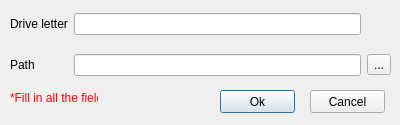
Before: the Qt Designer form ved/UserPrograms/GUI no connect/mount.ui in dumitory-dev/VED, drawn with Qt 5.
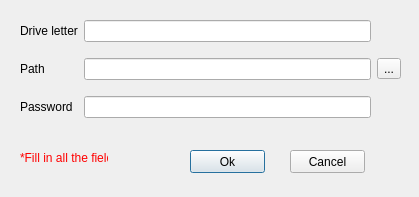
After: the same form once the commit is applied.

Diff of the .ui file:
```diff
--- a/ved/UserPrograms/GUI no connect/mount.ui
+++ b/ved/UserPrograms/GUI no connect/mount.ui
@@ -6,8 +6,8 @@
    <rect>
     <x>0</x>
     <y>0</y>
-    <width>400</width>
-    <height>125</height>
+    <width>419</width>
+    <height>197</height>
    </rect>
   </property>
   <property name="windowTitle">
@@ -16,30 +16,13 @@
   <widget class="QWidget" name="gridLayoutWidget">
    <property name="geometry">
     <rect>
-     <x>10</x>
-     <y>0</y>
+     <x>20</x>
+     <y>10</y>
      <width>381</width>
-     <height>91</height>
+     <height>121</height>
     </rect>
    </property>
    <layout class="QGridLayout" name="gridLayout">
-    <item row="1" column="0">
-     <widget class="QLabel" name="label_2">
-      <property name="text">
-       <string>Path</string>
-      </property>
-     </widget>
-    </item>
-    <item row="0" column="1">
-     <widget class="QLineEdit" name="FileName">
-      <property name="maxLength">
-       <number>1</number>
-      </property>
-     </widget>
-    </item>
-    <item row="1" column="1">
-     <widget class="QLineEdit" name="File"/>
-    </item>
     <item row="0" column="0">
      <widget class="QLabel" name="label_7">
       <property name="text">
@@ -47,6 +30,13 @@
       </property>
      </widget>
     </item>
+    <item row="0" column="1">
+     <widget class="QLineEdit" name="Letter">
+      <property name="maxLength">
+       <number>1</number>
+      </property>
+     </widget>
+    </item>
     <item row="1" column="2">
      <widget class="QToolButton" name="PathButton">
       <property name="text">
@@ -54,6 +44,26 @@
       </property>
      </widget>
     </item>
+    <item row="1" column="0">
+     <widget class="QLabel" name="label_2">
+      <property name="text">
+       <string>Path</string>
+      </property>
+     </widget>
+    </item>
+    <item row="1" column="1">
+     <widget class="QLineEdit" name="PathToFile"/>
+    </item>
+    <item row="2" column="1">
+     <widget class="QLineEdit" name="Password"/>
+    </item>
+    <item row="2" column="0">
+     <widget class="QLabel" name="label_3">
+      <property name="text">
+       <string>Password</string>
+      </property>
+     </widget>
+    </item>
    </layout>
   </widget>
   <widget class="QLabel" name="label">
@@ -62,8 +72,8 @@
    </property>
    <property name="geometry">
     <rect>
-     <x>10</x>
-     <y>90</y>
+     <x>20</x>
+     <y>150</y>
      <width>88</width>
      <height>16</height>
     </rect>
@@ -112,8 +122,8 @@
   <widget class="QPushButton" name="Ok">
    <property name="geometry">
     <rect>
-     <x>220</x>
-     <y>90</y>
+     <x>190</x>
+     <y>150</y>
      <width>75</width>
      <height>23</height>
     </rect>
@@ -125,8 +135,8 @@
   <widget class="QPushButton" name="Cancel">
    <property name="geometry">
     <rect>
-     <x>310</x>
-     <y>90</y>
+     <x>290</x>
+     <y>150</y>
      <width>75</width>
      <height>23</height>
     </rect>
```
